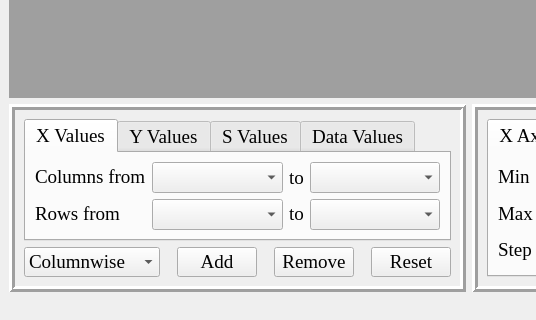
Qt form ui/MyForm4.ui (sergiipanasenko/DataPlot) before a commit; both pictures show x 0 to 536 and y 334 to 654 of the 986 by 654 pixel window.
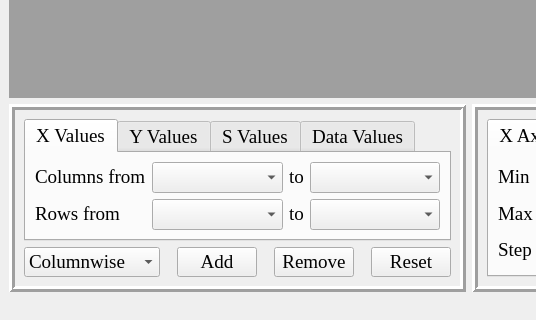
The same form after that commit. Icons and pictures are not drawn.

```diff
--- a/ui/MyForm4.ui
+++ b/ui/MyForm4.ui
@@ -122,8 +122,20 @@
               <layout class="QGridLayout" name="gridLayout_7">
                <item row="0" column="2">
                 <widget class="QLabel" name="label_Xcolto">
+                 <property name="sizePolicy">
+                  <sizepolicy hsizetype="Fixed" vsizetype="Preferred">
+                   <horstretch>0</horstretch>
+                   <verstretch>0</verstretch>
+                  </sizepolicy>
+                 </property>
+                 <property name="font">
+                  <font>
+                   <family>Times New Roman</family>
+                   <pointsize>14</pointsize>
+                  </font>
+                 </property>
                  <property name="text">
-                  <string>to</string>
+                  <string>&lt;html&gt;&lt;head/&gt;&lt;body&gt;&lt;p&gt;to&lt;/p&gt;&lt;/body&gt;&lt;/html&gt;</string>
                  </property>
                 </widget>
                </item>
```
Left out of the diff: 72 changed lines with no effect on the pictures.
